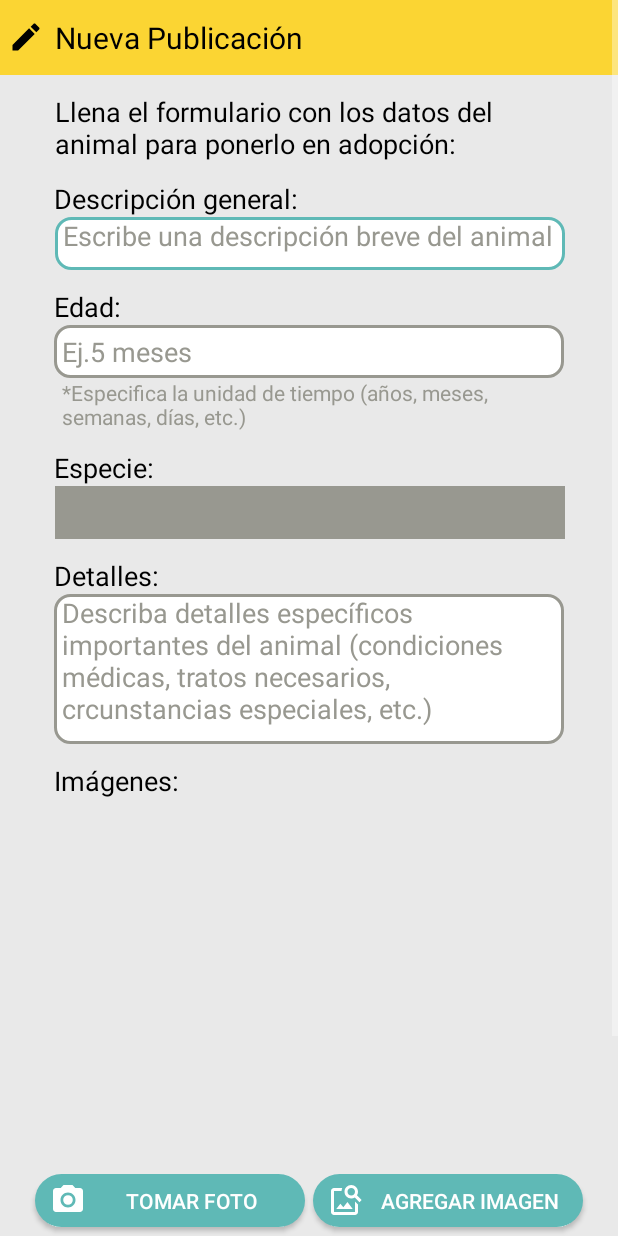
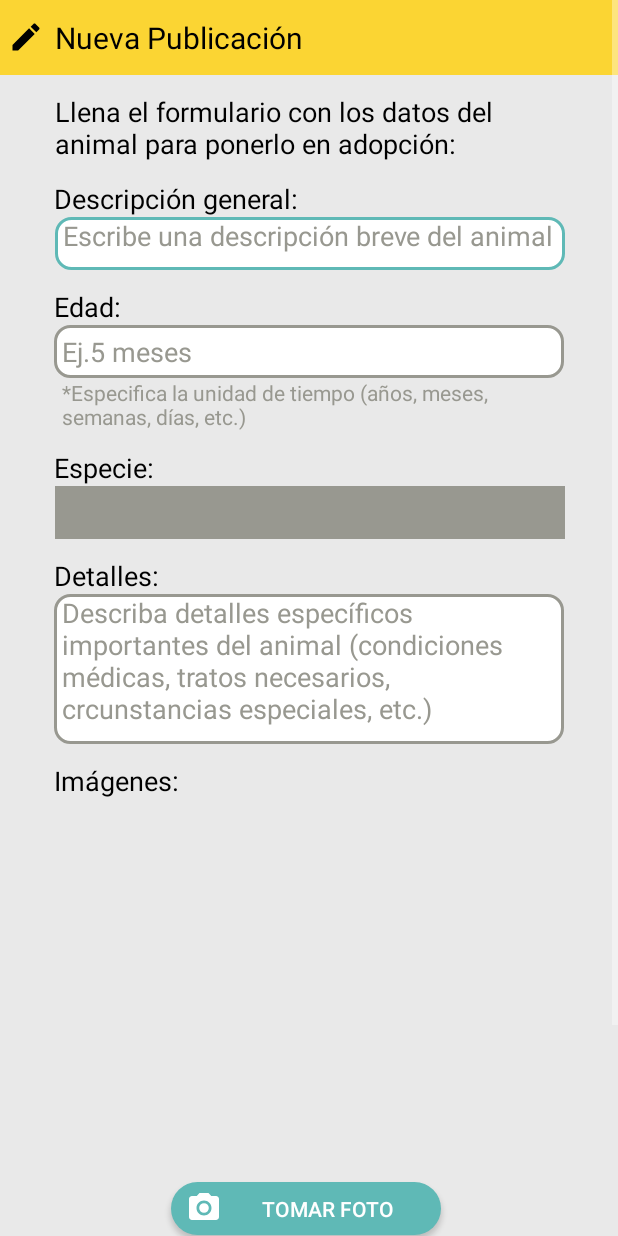
Before and after one commit to zaglara/ProyectoFinal, an Android app: the layout activity_create_post.xml on its own in the app's theme, with its tools: preview values and no code run, on a phone screen of 412 x 824 dp. Run offline under Robolectric (Android 15) with nearby library versions, the phone set to English and light mode, and no system bars.

Commit message:
Quitar botón galería

```diff
--- a/Proyecto_AndroidStudio/app/src/main/res/layout/activity_comment.xml
+++ b/Proyecto_AndroidStudio/app/src/main/res/layout/activity_comment.xml
@@ -12,7 +12,6 @@
         android:id="@+id/listComments_comment"
         android:layout_width="wrap_content"
         android:layout_height="0dp"
-        android:layout_marginStart="24dp"
         app:layout_constraintBottom_toTopOf="@id/txtComentario_comment"
         app:layout_constraintEnd_toEndOf="parent"
         app:layout_constraintStart_toStartOf="parent"
--- a/Proyecto_AndroidStudio/app/src/main/res/layout/activity_create_post.xml
+++ b/Proyecto_AndroidStudio/app/src/main/res/layout/activity_create_post.xml
@@ -330,14 +330,15 @@
                 android:id="@+id/btnImagenes_createPost"
                 android:layout_width="180dp"
                 android:layout_height="35dp"
+                android:layout_marginTop="5dp"
                 android:background="@drawable/custom_button_circle"
                 android:paddingStart="10dp"
                 android:paddingEnd="5dp"
                 android:text="@string/tomar_foto"
                 app:drawableStartCompat="@drawable/ic_camera"
                 app:layout_constraintEnd_toEndOf="parent"
-                app:layout_constraintHorizontal_bias="0.1"
 
+                app:layout_constraintHorizontal_bias="0.49"
                 app:layout_constraintStart_toStartOf="parent"
                 app:layout_constraintTop_toBottomOf="@+id/LayoutImagenes_createPost" />
 
@@ -349,10 +350,11 @@
                 android:paddingStart="10dp"
                 android:paddingEnd="5dp"
                 android:text="@string/agregar_imagen"
+                android:visibility="gone"
                 app:drawableStartCompat="@drawable/ic_search_image"
                 app:layout_constraintEnd_toEndOf="parent"
+
                 app:layout_constraintHorizontal_bias="0.9"
-
                 app:layout_constraintStart_toStartOf="parent"
                 app:layout_constraintTop_toBottomOf="@+id/LayoutImagenes_createPost" />
 
@@ -360,6 +362,7 @@
                 android:id="@+id/linearLayout2"
                 android:layout_width="340dp"
                 android:layout_height="80dp"
+                android:layout_marginTop="5dp"
                 android:orientation="horizontal"
                 app:layout_constraintEnd_toEndOf="parent"
                 app:layout_constraintStart_toStartOf="parent"
--- a/Proyecto_AndroidStudio/app/src/main/res/layout/activity_edit_profile.xml
+++ b/Proyecto_AndroidStudio/app/src/main/res/layout/activity_edit_profile.xml
@@ -95,6 +95,7 @@
                 android:paddingStart="10dp"
                 android:paddingEnd="5dp"
                 android:text="@string/cambiar_foto_de_perfil"
+                android:visibility="gone"
                 app:drawableStartCompat="@android:drawable/ic_menu_gallery"
                 app:layout_constraintEnd_toEndOf="@+id/linearLayout3"
                 app:layout_constraintHorizontal_bias="0.538"
```
Also changed, not shown: Proyecto_AndroidStudio/app/src/main/res/layout/item_own_pet_card.xml (+6 -6 lines).
